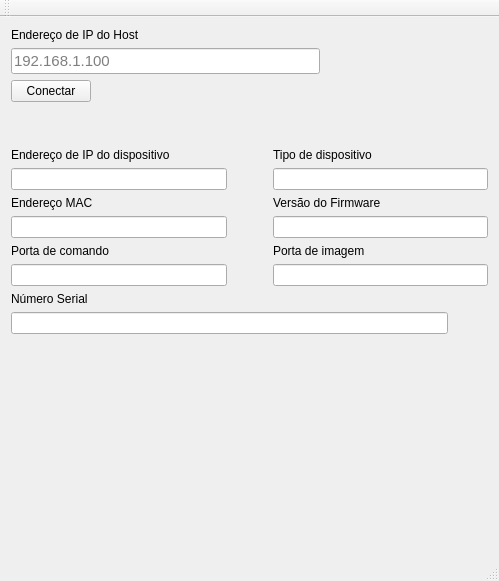
matheusssilva991/demo-api-sdk, file QtGui/QtGui.ui: the form before one commit.
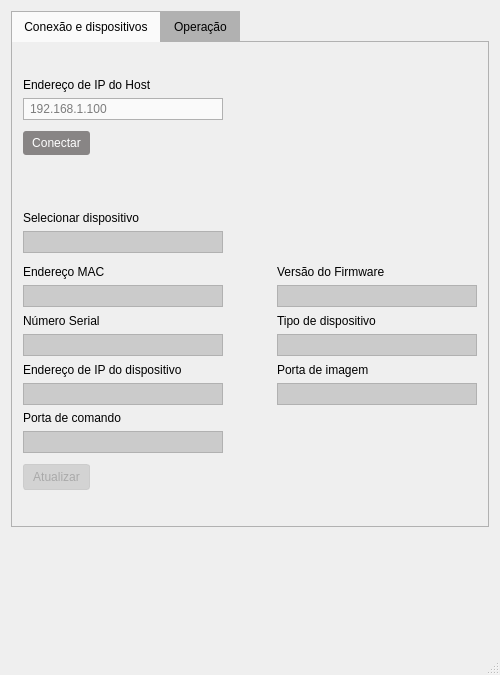
The form after the commit. Icons and pictures are not drawn.

Commit message: feat: Button Style feat: Select Input Style feat: Text field Style feat: TabWidget Style

Patch:
```diff
--- a/QtGui/QtGui.ui
+++ b/QtGui/QtGui.ui
@@ -6,10 +6,22 @@
    <rect>
     <x>0</x>
     <y>0</y>
-    <width>499</width>
-    <height>581</height>
+    <width>500</width>
+    <height>675</height>
    </rect>
   </property>
+  <property name="minimumSize">
+   <size>
+    <width>500</width>
+    <height>0</height>
+   </size>
+  </property>
+  <property name="maximumSize">
+   <size>
+    <width>500</width>
+    <height>16777215</height>
+   </size>
+  </property>
   <property name="windowTitle">
    <string>QtGui</string>
   </property>
@@ -20,16 +32,126 @@
      <verstretch>0</verstretch>
     </sizepolicy>
    </property>
-   <layout class="QVBoxLayout" name="verticalLayout_9">
+   <layout class="QVBoxLayout" name="verticalLayout_11">
     <item>
+     <widget class="QTabWidget" name="tabWidget">
+      <property name="enabled">
+       <bool>true</bool>
+      </property>
+      <property name="sizePolicy">
+       <sizepolicy hsizetype="Preferred" vsizetype="Preferred">
+        <horstretch>0</horstretch>
+        <verstretch>0</verstretch>
+       </sizepolicy>
+      </property>
+      <property name="autoFillBackground">
+       <bool>true</bool>
+      </property>
+      <property name="styleSheet">
+       <string notr="true">* {
+	font-family: &quot;Arial&quot;;
+    font-size: 9pt;
+}
+
+QTabBar::tab {
+    background-color: #B1B1B1; /* Cor de fundo das abas */
+    color: #000;
+    padding: 8px 12px;
+    border: 1px solid #B1B1B1;
+    border-bottom: none; /* Remove a borda inferior das abas */
+}
+
+QTabBar::tab:selected {
+    background-color: #FAFAFA; /* Fundo da aba selecionada */
+}
+
+QTabWidget::pane {
+    border: 1px solid #B1B1B1; /* Borda ao redor do conteúdo */
+    top: -1px; /* Sobe o conteúdo para &quot;colar&quot; na aba */
+}
+
+QLineEdit {
+	border: 1px solid #B1B1B1;
+	border-radius: 20px;
+	color: #0000;
+	background-color: #FAFAFA;
+	padding: 2px 4px 2px 4px;
+}
+
+QLineEdit:disabled {
+    background-color: #CBCBCB;
+}
+
+QComboBox {
+	border: 1px solid #B1B1B1;
+	border-radius: 20px;
+	color: #000;
+	backgroundColor: #FAFAFA;
+	padding: 2px 4px 2px 4px;
+}
+
+QComboBox:disabled {
+    background-color: #CBCBCB;
+}
+
+QComboBox::drop-down {
+    width: 20px;
+	border: none;
+	background-color: #FAFAFA;
+}
+
+QComboBox::drop-down:disabled {
+	background-color: #CBCBCB;
+}
+
+QComboBox::down-arrow {
+    image: url(:/Assets/assets/select_arrow.png);
+	width: 10px;
+}
+
+QPushButton {
+	padding: 5px 9px;
+	border-radius: 3px;
+	background-color: #888585;
+	color: #FFF;
+}
+
+QPushButton:hover {
+	background-color: #7A7A7A;
+}
+
+QPushButton:disabled {
+    background-color: #D3D3D3; /* Fundo cinza */
+    color: #A9A9A9; /* Texto desbotado */
+    border: 1px solid #CCCCCC;
+    opacity: 0.6; /* Diminui a opacidade */
+}
+</string>
+      </property>
+      <property name="currentIndex">
+       <number>0</number>
+      </property>
+      <widget class="QWidget" name="tab">
+       <attribute name="title">
+        <string>Conexão e dispositivos</string>
+       </attribute>
      <layout class="QVBoxLayout" name="verticalLayout_10">
-      <property name="bottomMargin">
-       <number>40</number>
-      </property>
       <item>
-       <layout class="QHBoxLayout" name="horizontalLayout">
+         <layout class="QHBoxLayout" name="horizontalLayout_3">
+          <property name="topMargin">
+           <number>25</number>
+          </property>
+          <property name="bottomMargin">
+           <number>5</number>
+          </property>
         <item>
          <layout class="QVBoxLayout" name="verticalLayout">
+            <property name="rightMargin">
+             <number>0</number>
+            </property>
+            <property name="bottomMargin">
+             <number>0</number>
+            </property>
           <item>
            <widget class="QLabel" name="hostIpLabel">
             <property name="text">
@@ -57,9 +179,16 @@
               <height>0</height>
              </size>
             </property>
+              <property name="maximumSize">
+               <size>
+                <width>200</width>
+                <height>16777215</height>
+               </size>
+              </property>
             <property name="font">
              <font>
-              <pointsize>11</pointsize>
+                <family>Arial</family>
+                <pointsize>9</pointsize>
              </font>
             </property>
             <property name="layoutDirection">
@@ -79,16 +208,16 @@
          </layout>
         </item>
         <item>
-         <spacer name="horizontalSpacer_2">
+           <spacer name="horizontalSpacer_7">
           <property name="orientation">
            <enum>Qt::Orientation::Horizontal</enum>
           </property>
           <property name="sizeType">
-           <enum>QSizePolicy::Policy::Preferred</enum>
+             <enum>QSizePolicy::Policy::Expanding</enum>
           </property>
           <property name="sizeHint" stdset="0">
            <size>
-            <width>168</width>
+              <width>40</width>
             <height>20</height>
            </size>
           </property>
@@ -98,6 +227,9 @@
       </item>
       <item>
        <layout class="QHBoxLayout" name="horizontalLayout_2">
+          <property name="bottomMargin">
+           <number>50</number>
+          </property>
         <item>
          <widget class="QPushButton" name="hostIpConnectBtn">
           <property name="text">
@@ -106,7 +238,7 @@
          </widget>
         </item>
         <item>
-         <spacer name="horizontalSpacer_7">
+           <spacer name="horizontalSpacer_2">
           <property name="orientation">
            <enum>Qt::Orientation::Horizontal</enum>
           </property>
@@ -123,26 +255,42 @@
         </item>
        </layout>
       </item>
-     </layout>
-    </item>
     <item>
-     <layout class="QHBoxLayout" name="horizontalLayout_3">
+         <layout class="QHBoxLayout" name="horizontalLayout_8">
+          <property name="bottomMargin">
+           <number>5</number>
+          </property>
       <item>
-       <layout class="QVBoxLayout" name="verticalLayout_2">
-        <item>
-         <widget class="QLabel" name="deviceIpLabel">
-          <property name="text">
-           <string>Endereço de IP do dispositivo</string>
-          </property>
-         </widget>
-        </item>
+           <layout class="QVBoxLayout" name="verticalLayout_9">
+            <property name="rightMargin">
+             <number>0</number>
+            </property>
+            <property name="bottomMargin">
+             <number>0</number>
+            </property>
         <item>
-         <widget class="QLineEdit" name="deviceIpInput">
+             <widget class="QLabel" name="deviceSelectLabel">
           <property name="sizePolicy">
            <sizepolicy hsizetype="Preferred" vsizetype="Fixed">
             <horstretch>0</horstretch>
             <verstretch>0</verstretch>
            </sizepolicy>
+              </property>
+              <property name="text">
+               <string>Selecionar dispositivo</string>
+              </property>
+              <property name="alignment">
+               <set>Qt::AlignmentFlag::AlignLeading|Qt::AlignmentFlag::AlignLeft|Qt::AlignmentFlag::AlignVCenter</set>
+              </property>
+              <property name="margin">
+               <number>0</number>
+              </property>
+             </widget>
+            </item>
+            <item>
+             <widget class="QComboBox" name="deviceSelect">
+              <property name="enabled">
+               <bool>false</bool>
           </property>
           <property name="minimumSize">
            <size>
@@ -152,21 +300,24 @@
           </property>
           <property name="maximumSize">
            <size>
-            <width>16777215</width>
+                <width>200</width>
             <height>16777215</height>
            </size>
           </property>
+              <property name="placeholderText">
+               <string/>
+              </property>
          </widget>
         </item>
        </layout>
       </item>
       <item>
-       <spacer name="horizontalSpacer_3">
+           <spacer name="horizontalSpacer_8">
         <property name="orientation">
          <enum>Qt::Orientation::Horizontal</enum>
         </property>
         <property name="sizeType">
-         <enum>QSizePolicy::Policy::Preferred</enum>
+             <enum>QSizePolicy::Policy::Expanding</enum>
         </property>
         <property name="sizeHint" stdset="0">
          <size>
@@ -176,39 +327,18 @@
         </property>
        </spacer>
       </item>
-      <item>
-       <layout class="QVBoxLayout" name="verticalLayout_6">
-        <item>
-         <widget class="QLabel" name="deviceTypeLabel">
-          <property name="text">
-           <string>Tipo de dispositivo</string>
-          </property>
-         </widget>
-        </item>
-        <item>
-         <widget class="QLineEdit" name="deviceTypeInput">
-          <property name="sizePolicy">
-           <sizepolicy hsizetype="Preferred" vsizetype="Fixed">
-            <horstretch>0</horstretch>
-            <verstretch>0</verstretch>
-           </sizepolicy>
-          </property>
-          <property name="minimumSize">
-           <size>
-            <width>200</width>
-            <height>0</height>
-           </size>
-          </property>
-         </widget>
-        </item>
-       </layout>
-      </item>
-     </layout>
-    </item>
+         </layout>
+        </item>
     <item>
-     <layout class="QHBoxLayout" name="horizontalLayout_4">
+         <layout class="QHBoxLayout" name="horizontalLayout_6">
       <item>
        <layout class="QVBoxLayout" name="verticalLayout_3">
+            <property name="rightMargin">
+             <number>0</number>
+            </property>
+            <property name="bottomMargin">
+             <number>0</number>
+            </property>
         <item>
          <widget class="QLabel" name="deviceMacLabel">
           <property name="text">
@@ -218,6 +348,9 @@
         </item>
         <item>
          <widget class="QLineEdit" name="deviceMacInput">
+              <property name="enabled">
+               <bool>false</bool>
+              </property>
           <property name="sizePolicy">
            <sizepolicy hsizetype="Preferred" vsizetype="Fixed">
             <horstretch>0</horstretch>
@@ -230,6 +363,12 @@
             <height>0</height>
            </size>
           </property>
+              <property name="maximumSize">
+               <size>
+                <width>200</width>
+                <height>16777215</height>
+               </size>
+              </property>
          </widget>
         </item>
        </layout>
@@ -239,9 +378,6 @@
         <property name="orientation">
          <enum>Qt::Orientation::Horizontal</enum>
         </property>
-        <property name="sizeType">
-         <enum>QSizePolicy::Policy::Preferred</enum>
-        </property>
         <property name="sizeHint" stdset="0">
          <size>
           <width>40</width>
@@ -252,6 +388,12 @@
       </item>
       <item>
        <layout class="QVBoxLayout" name="verticalLayout_7">
+            <property name="leftMargin">
+             <number>0</number>
+            </property>
+            <property name="bottomMargin">
+             <number>0</number>
+            </property>
         <item>
          <widget class="QLabel" name="deviceFirmwareLabel">
           <property name="text">
@@ -261,6 +403,9 @@
         </item>
         <item>
          <widget class="QLineEdit" name="deviceFirmwareInput">
+              <property name="enabled">
+               <bool>false</bool>
+              </property>
           <property name="sizePolicy">
            <sizepolicy hsizetype="Preferred" vsizetype="Fixed">
             <horstretch>0</horstretch>
@@ -273,6 +418,12 @@
             <height>0</height>
            </size>
           </property>
+              <property name="maximumSize">
+               <size>
+                <width>200</width>
+                <height>16777215</height>
+               </size>
+              </property>
          </widget>
         </item>
        </layout>
@@ -282,87 +433,13 @@
     <item>
      <layout class="QHBoxLayout" name="horizontalLayout_5">
       <item>
-       <layout class="QVBoxLayout" name="verticalLayout_4">
-        <item>
-         <widget class="QLabel" name="deviceCmdPortLabel">
-          <property name="text">
-           <string>Porta de comando</string>
-          </property>
-         </widget>
-        </item>
-        <item>
-         <widget class="QLineEdit" name="deviceCmdPortInput">
-          <property name="sizePolicy">
-           <sizepolicy hsizetype="Preferred" vsizetype="Fixed">
-            <horstretch>0</horstretch>
-            <verstretch>0</verstretch>
-           </sizepolicy>
-          </property>
-          <property name="minimumSize">
-           <size>
-            <width>200</width>
-            <height>0</height>
-           </size>
-          </property>
-          <property name="maximumSize">
-           <size>
-            <width>16777215</width>
-            <height>16777215</height>
-           </size>
-          </property>
-         </widget>
-        </item>
-       </layout>
-      </item>
-      <item>
-       <spacer name="horizontalSpacer_4">
-        <property name="orientation">
-         <enum>Qt::Orientation::Horizontal</enum>
-        </property>
-        <property name="sizeType">
-         <enum>QSizePolicy::Policy::Preferred</enum>
-        </property>
-        <property name="sizeHint" stdset="0">
-         <size>
-          <width>40</width>
-          <height>20</height>
-         </size>
-        </property>
-       </spacer>
-      </item>
-      <item>
-       <layout class="QVBoxLayout" name="verticalLayout_8">
-        <item>
-         <widget class="QLabel" name="deviceImgPortLabel">
-          <property name="text">
-           <string>Porta de imagem</string>
-          </property>
-         </widget>
-        </item>
-        <item>
-         <widget class="QLineEdit" name="deviceImgPortInput">
-          <property name="sizePolicy">
-           <sizepolicy hsizetype="Preferred" vsizetype="Fixed">
-            <horstretch>0</horstretch>
-            <verstretch>0</verstretch>
-           </sizepolicy>
-          </property>
-          <property name="minimumSize">
-           <size>
-            <width>200</width>
-            <height>0</height>
-           </size>
-          </property>
-         </widget>
-        </item>
-       </layout>
-      </item>
-     </layout>
-    </item>
-    <item>
-     <layout class="QHBoxLayout" name="horizontalLayout_6">
-      <item>
        <layout class="QVBoxLayout" name="verticalLayout_5">
+            <property name="rightMargin">
+             <number>0</number>
+            </property>
+            <property name="bottomMargin">
+             <number>0</number>
+            </property>
         <item>
          <widget class="QLabel" name="deviceSerialLabel">
           <property name="text">
@@ -372,6 +449,9 @@
         </item>
         <item>
          <widget class="QLineEdit" name="deviceSerialInput">
+              <property name="enabled">
+               <bool>false</bool>
+              </property>
           <property name="sizePolicy">
            <sizepolicy hsizetype="Preferred" vsizetype="Fixed">
             <horstretch>0</horstretch>
@@ -386,7 +466,102 @@
           </property>
           <property name="maximumSize">
            <size>
-            <width>16777215</width>
+                <width>200</width>
+                <height>16777215</height>
+               </size>
+              </property>
+             </widget>
+            </item>
+           </layout>
+          </item>
+          <item>
+           <spacer name="horizontalSpacer_4">
+            <property name="orientation">
+             <enum>Qt::Orientation::Horizontal</enum>
+            </property>
+            <property name="sizeHint" stdset="0">
+             <size>
+              <width>40</width>
+              <height>20</height>
+             </size>
+            </property>
+           </spacer>
+          </item>
+          <item>
+           <layout class="QVBoxLayout" name="verticalLayout_6">
+            <property name="leftMargin">
+             <number>0</number>
+            </property>
+            <item>
+             <widget class="QLabel" name="deviceTypeLabel">
+              <property name="text">
+               <string>Tipo de dispositivo</string>
+              </property>
+             </widget>
+            </item>
+            <item>
+             <widget class="QLineEdit" name="deviceTypeInput">
+              <property name="enabled">
+               <bool>false</bool>
+              </property>
+              <property name="sizePolicy">
+               <sizepolicy hsizetype="Preferred" vsizetype="Fixed">
+                <horstretch>0</horstretch>
+                <verstretch>0</verstretch>
+               </sizepolicy>
+              </property>
+              <property name="minimumSize">
+               <size>
+                <width>200</width>
+                <height>0</height>
+               </size>
+              </property>
+              <property name="maximumSize">
+               <size>
+                <width>200</width>
+                <height>16777215</height>
+               </size>
+              </property>
+             </widget>
+            </item>
+           </layout>
+          </item>
+         </layout>
+        </item>
+        <item>
+         <layout class="QHBoxLayout" name="horizontalLayout_4">
+          <item>
+           <layout class="QVBoxLayout" name="verticalLayout_2">
+            <property name="rightMargin">
+             <number>0</number>
+            </property>
+            <item>
+             <widget class="QLabel" name="deviceIpLabel">
+              <property name="text">
+               <string>Endereço de IP do dispositivo</string>
+              </property>
+             </widget>
+            </item>
+            <item>
+             <widget class="QLineEdit" name="deviceIpInput">
+              <property name="enabled">
+               <bool>false</bool>
+              </property>
+              <property name="sizePolicy">
+               <sizepolicy hsizetype="Preferred" vsizetype="Fixed">
+                <horstretch>0</horstretch>
+                <verstretch>0</verstretch>
+               </sizepolicy>
+              </property>
+              <property name="minimumSize">
+               <size>
+                <width>200</width>
+                <height>0</height>
+               </size>
+              </property>
+              <property name="maximumSize">
+               <size>
+                <width>200</width>
             <height>16777215</height>
            </size>
           </property>
@@ -399,9 +574,110 @@
         <property name="orientation">
          <enum>Qt::Orientation::Horizontal</enum>
         </property>
-        <property name="sizeType">
-         <enum>QSizePolicy::Policy::Preferred</enum>
-        </property>
+            <property name="sizeHint" stdset="0">
+             <size>
+              <width>40</width>
+              <height>20</height>
+             </size>
+            </property>
+           </spacer>
+          </item>
+          <item>
+           <layout class="QVBoxLayout" name="verticalLayout_8">
+            <property name="leftMargin">
+             <number>0</number>
+            </property>
+            <property name="bottomMargin">
+             <number>0</number>
+            </property>
+            <item>
+             <widget class="QLabel" name="deviceImgPortLabel">
+              <property name="text">
+               <string>Porta de imagem</string>
+              </property>
+             </widget>
+            </item>
+            <item>
+             <widget class="QLineEdit" name="deviceImgPortInput">
+              <property name="enabled">
+               <bool>false</bool>
+              </property>
+              <property name="sizePolicy">
+               <sizepolicy hsizetype="Preferred" vsizetype="Fixed">
+                <horstretch>0</horstretch>
+                <verstretch>0</verstretch>
+               </sizepolicy>
+              </property>
+              <property name="minimumSize">
+               <size>
+                <width>200</width>
+                <height>0</height>
+               </size>
+              </property>
+              <property name="maximumSize">
+               <size>
+                <width>200</width>
+                <height>16777215</height>
+               </size>
+              </property>
+             </widget>
+            </item>
+           </layout>
+          </item>
+         </layout>
+        </item>
+        <item>
+         <layout class="QHBoxLayout" name="horizontalLayout_7">
+          <property name="bottomMargin">
+           <number>5</number>
+          </property>
+          <item>
+           <layout class="QVBoxLayout" name="verticalLayout_4">
+            <property name="rightMargin">
+             <number>0</number>
+            </property>
+            <property name="bottomMargin">
+             <number>0</number>
+            </property>
+            <item>
+             <widget class="QLabel" name="deviceCmdPortLabel">
+              <property name="text">
+               <string>Porta de comando</string>
+              </property>
+             </widget>
+            </item>
+            <item>
+             <widget class="QLineEdit" name="deviceCmdPortInput">
+              <property name="enabled">
+               <bool>false</bool>
+              </property>
+              <property name="sizePolicy">
+               <sizepolicy hsizetype="Preferred" vsizetype="Fixed">
+                <horstretch>0</horstretch>
+                <verstretch>0</verstretch>
+               </sizepolicy>
+              </property>
+              <property name="minimumSize">
+               <size>
+                <width>200</width>
+                <height>0</height>
+               </size>
+              </property>
+              <property name="maximumSize">
+               <size>
+                <width>200</width>
+                <height>16777215</height>
+               </size>
+              </property>
+             </widget>
+            </item>
+           </layout>
+          </item>
+          <item>
+           <spacer name="horizontalSpacer">
+            <property name="orientation">
+             <enum>Qt::Orientation::Horizontal</enum>
+            </property>
         <property name="sizeHint" stdset="0">
          <size>
           <width>40</width>
@@ -413,37 +689,78 @@
      </layout>
     </item>
     <item>
-     <spacer name="verticalSpacer_2">
+         <layout class="QHBoxLayout" name="horizontalLayout">
+          <property name="bottomMargin">
+           <number>25</number>
+          </property>
+          <item>
+           <widget class="QPushButton" name="deviceInfoUpdateBtn">
+            <property name="enabled">
+             <bool>false</bool>
+            </property>
+            <property name="text">
+             <string>Atualizar</string>
+            </property>
+           </widget>
+          </item>
+          <item>
+           <spacer name="horizontalSpacer_3">
       <property name="orientation">
-       <enum>Qt::Orientation::Vertical</enum>
+             <enum>Qt::Orientation::Horizontal</enum>
       </property>
       <property name="sizeHint" stdset="0">
        <size>
-        <width>20</width>
-        <height>141</height>
+              <width>40</width>
+              <height>20</height>
        </size>
       </property>
      </spacer>
     </item>
    </layout>
-  </widget>
-  <widget class="QMenuBar" name="menuBar">
+        </item>
+       </layout>
+      </widget>
+      <widget class="QWidget" name="tab_2">
+       <attribute name="title">
+        <string>Operação</string>
+       </attribute>
+       <widget class="QComboBox" name="comboBox">
    <property name="geometry">
     <rect>
-     <x>0</x>
-     <y>0</y>
-     <width>499</width>
-     <height>21</height>
-    </rect>
-   </property>
-  </widget>
-  <widget class="QToolBar" name="mainToolBar">
-   <attribute name="toolBarArea">
-    <enum>TopToolBarArea</enum>
-   </attribute>
-   <attribute name="toolBarBreak">
-    <bool>false</bool>
-   </attribute>
+          <x>110</x>
+          <y>190</y>
+          <width>72</width>
+          <height>24</height>
+         </rect>
+        </property>
+        <item>
+         <property name="text">
+          <string>Normal</string>
+         </property>
+        </item>
+        <item>
+         <property name="text">
+          <string>2x2</string>
+         </property>
+        </item>
+       </widget>
+      </widget>
+     </widget>
+    </item>
+    <item>
+     <spacer name="verticalSpacer">
+      <property name="orientation">
+       <enum>Qt::Orientation::Vertical</enum>
+      </property>
+      <property name="sizeHint" stdset="0">
+       <size>
+        <width>20</width>
+        <height>117</height>
+       </size>
+      </property>
+     </spacer>
+    </item>
+   </layout>
   </widget>
   <widget class="QStatusBar" name="statusBar"/>
  </widget>
```
Lines whose indentation alone changed are shown as unchanged. The commit also changes 6 other files.
